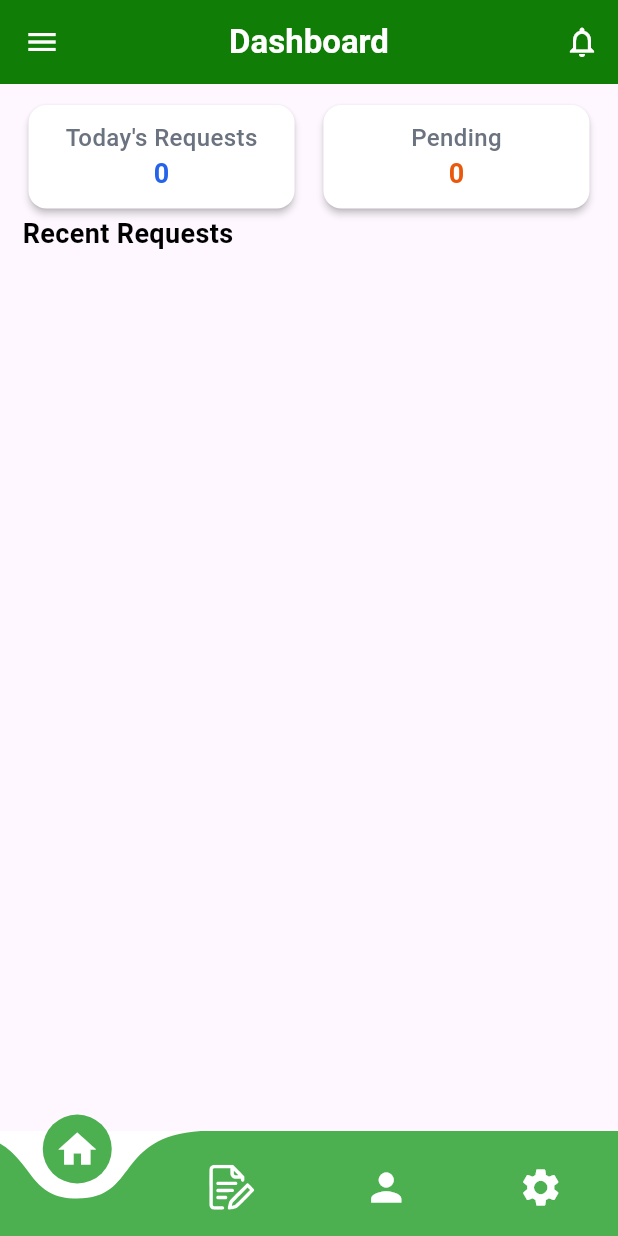
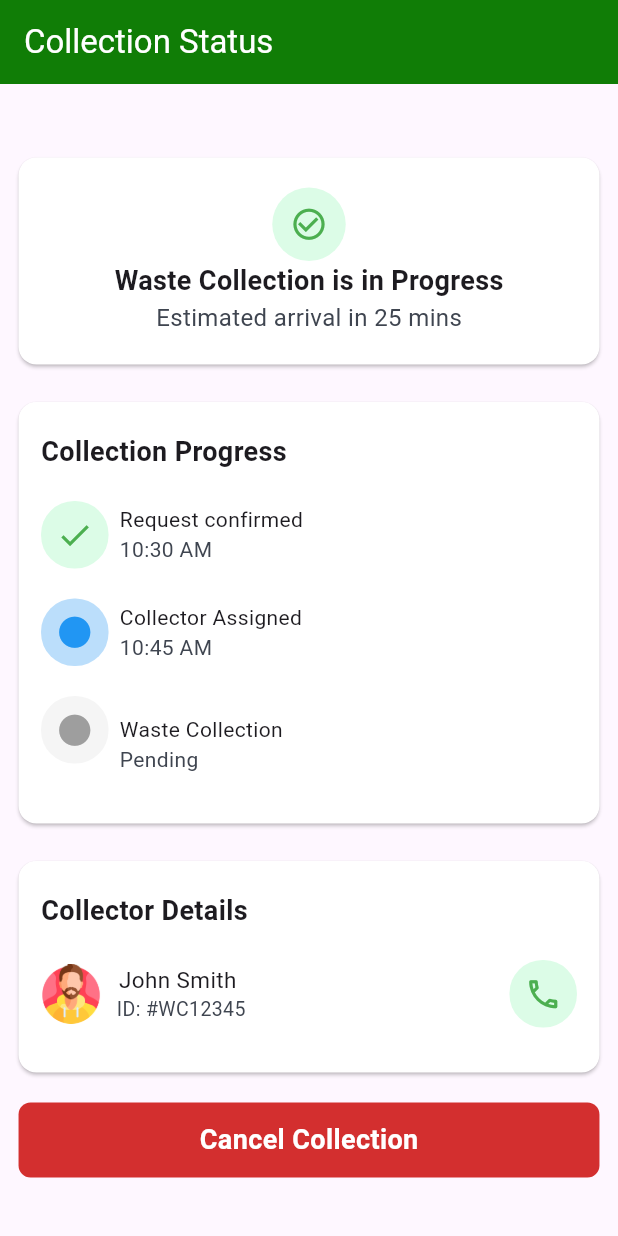
Before and after one commit to rathaurkaushik/smart_clean_admin, a Flutter app: the screen it shows after launch, on a phone screen of 412 x 824 dp. Run offline on Flutter 3.47's test engine with Material 3 defaults, Android fonts, the phone set to English and light mode, and no system bars; drawn by our look-alikes of curved_navigation_bar; our stand-ins replace cloud_firestore, firebase_core, flutter_svg, get; accounts and stored records are empty.

Commit message:
20/04/2025

```diff
--- a/lib/constants/app_color.dart
+++ b/lib/constants/app_color.dart
@@ -5,7 +5,7 @@ class AppColor{
 
   static const appBarColor = Color(0xff107D06);
   static const appWhiteColor = Color(0xffffffff);
-  static const grayTextColor = Color(0xff6b7280);
+  static const grayTextColor = Color(0xff3f4550);
   static const numberHeighlightedColor = Color(0xff2563eb);
   static const warningColor = Color(0xffea580c);
   static const blackColor = Color(0xff000000);
@@ -16,6 +16,7 @@ class AppColor{
   static const acceptBackgroundColor = Color(0xffdcfce7);
   static const completedTextColor = Color(0xff374151);
   static const completeBackgroundColor = Color(0xfff3f4f6);
+  static const bg = Color(0xC8424242);
 
 
 
--- a/lib/main.dart
+++ b/lib/main.dart
@@ -9,6 +9,11 @@ import 'package:smart_clean_admin/view/screens/home/home_screen.dart';
 import 'package:smart_clean_admin/view/screens/profile/profile_screen.dart';
 import 'package:smart_clean_admin/view/screens/request/request_screen.dart';
 import 'package:smart_clean_admin/view/screens/setting/setting_screen.dart';
+
+import 'view/screens/user_panel/location_tracking_screen.dart';
+import 'view/screens/user_panel/user_home_screen.dart';
+import 'view/screens/user_panel/waste_collection_status_screen.dart';
+import 'view/screens/user_panel/waste_verification_screen.dart';
 
 void main() async{
   WidgetsFlutterBinding.ensureInitialized();
@@ -26,6 +31,10 @@ class MyApp extends StatelessWidget {
     return GetMaterialApp(
       debugShowCheckedModeBanner: false,
       title: 'Flutter Demo',
+      // home: UserHomeScreen(),
+      //   home: WasteVerificationScreen(),
+      //   home: LocationTrackingScreen(),
+        home: WasteCollectionStatusScreen(),
       theme: ThemeData(
         primarySwatch: Colors.blue,
         colorScheme: ColorScheme.fromSeed(seedColor: Colors.deepPurple),
--- /dev/null
+++ b/lib/view/screens/user_panel/waste_collection_status_screen.dart
@@ -0,0 +1,176 @@
+import 'package:flutter/material.dart';
+import 'package:get/get.dart';
+
+import '../../../constants/app_color.dart';
+
+class WasteCollectionStatusScreen extends StatelessWidget {
+  const WasteCollectionStatusScreen({super.key});
+
+  @override
+  Widget build(BuildContext context) {
+    return Scaffold(
+      appBar: AppBar(
+        backgroundColor: AppColor.appBarColor,
+        title: Text('Collection Status',style: TextStyle(color: Colors.white)),
+      ),
+      body: Center(
+        child: SingleChildScrollView(
+          scrollDirection: Axis.vertical,
+          child: Column(
+            children: [
+              Card(
+                margin: EdgeInsets.only(top: 25),
+                color: Colors.white,
+                child: Container(
+                  width: Get.width * 0.94,
+                  padding: EdgeInsets.symmetric(vertical: 20,horizontal: 15),
+                  child: Column(
+                    children: [
+                      Container(
+                        padding: EdgeInsets.all(12),
+                        decoration: BoxDecoration(
+                          borderRadius: BorderRadius.circular(25),
+                          color: AppColor.acceptBackgroundColor,
+                        ),
+                        child: Icon(Icons.check_circle_outline,color: Colors.green,size: 25,),
+                      ),
+                      Text('Waste Collection is in Progress',style: TextStyle(fontSize: 18,fontWeight: FontWeight.w700)),
+                      Text('Estimated arrival in 25 mins',style: TextStyle(color: AppColor.grayTextColor,fontSize: 16),)
+                    ],
+                  ),
+                ),
+              ),
+              //------------Collection Progress
+              Card(
+                margin: EdgeInsets.only(top: 25),
+                color: Colors.white,
+                child: Container(
+                  width: Get.width * 0.94,
+                  padding: EdgeInsets.symmetric(vertical: 20,horizontal: 15),
+                  child: Column(
+                    crossAxisAlignment: CrossAxisAlignment.start,
+                    children: [
+                      Text('Collection Progress',style: TextStyle(fontSize: 18,fontWeight: FontWeight.w600)),
+                      SizedBox(height: 20),
+                      Row(children: [
+                        Container(
+                          padding: EdgeInsets.all(10),
+                          decoration: BoxDecoration(
+                            borderRadius: BorderRadius.circular(22),
+                            color: AppColor.acceptBackgroundColor,
+                          ),
+                          child: Icon(Icons.check,color: Colors.green,size: 25,),
+                        ),
+                        Column(
+                          crossAxisAlignment: CrossAxisAlignment.start,
+                          children: [
+                            Text('  Request confirmed'),
+                            Text('  10:30 AM',style: TextStyle(color: AppColor.grayTextColor)),
+                          ],
+                        ),
+                      ]),
+                      SizedBox(height: 20,),
+                      Row(children: [
+                        Container(
+                          padding: EdgeInsets.all(10),
+                          decoration: BoxDecoration(
+                            borderRadius: BorderRadius.circular(22),
+                            color: Colors.blue.shade100,
+                          ),
+                          child: Icon(Icons.circle,color: Colors.blue,size: 25,),
+                        ),
+                        Column(
+                          crossAxisAlignment: CrossAxisAlignment.start,
+                          children: [
+                            Text('  Collector Assigned'),
+                            Text('  10:45 AM',style: TextStyle(color: AppColor.grayTextColor)),
+                          ],
+                        ),
+                      ]),
+                      SizedBox(height: 20,),
+                      Row(children: [
+                        Container(
+                          margin: EdgeInsets.only(bottom: 20),
+                          padding: EdgeInsets.all(10),
+                          decoration: BoxDecoration(
+                            borderRadius: BorderRadius.circular(22),
+                            color: Colors.grey.shade100,
+                          ),
+                          child: Icon(Icons.circle,color: Colors.grey,size: 25,),
+                        ),
+                        Column(
+                          crossAxisAlignment: CrossAxisAlignment.start,
+                          children: [
+                            Text('  Waste Collection'),
+                            Text('  Pending',style: TextStyle(color: AppColor.grayTextColor)),
+                          ],
+                        ),
+                      ]),
+                    ],
+                  ),
+                ),
+              ),
+              Card(
+                margin: EdgeInsets.only(top: 25),
+                color: Colors.white,
+                child: Container(
+                  width: Get.width * 0.94,
+                  padding: EdgeInsets.symmetric(vertical: 20,horizontal: 15),
+                  child: Column(
+                    crossAxisAlignment: CrossAxisAlignment.start,
+                    children: [
+                      Text('Collector Details',style: TextStyle(fontWeight: FontWeight.w600,fontSize: 18)),
+                      SizedBox(height: 20),
+                      Row(
+                        mainAxisAlignment: MainAxisAlignment.spaceBetween,
+                        children: [
+                          Row(
+                            children: [
+                              CircleAvatar(
+                                radius: 20,
+                                backgroundColor: Colors.white,
+                                child: Image(image: AssetImage('assets/images/man.png')),
+                              ),
+                              Column(
+                                  crossAxisAlignment: CrossAxisAlignment.start,
+                                  children: [
+                                    Text('   John Smith',style: TextStyle(fontSize: 15),),
+                                    Text('   ID: #WC12345',style: TextStyle(color: AppColor.grayTextColor,fontSize: 13))
+                                  ]),
+                            ],
+                          ),
+                          Container(
+                            padding: EdgeInsets.all(10),
+                            decoration: BoxDecoration(
+                              borderRadius: BorderRadius.circular(22),
+                              color: AppColor.acceptBackgroundColor,
+                            ),
+                            child: Icon(Icons.phone_outlined,color: Colors.green,size: 25,),
+                          ),
+                        ],
+                      ),
+                      SizedBox(height: 10),
+                    ],
+                  ),
+                ),
+              ),
+
+              //--------------------------cancel collection button
+
+              Container(
+                margin: EdgeInsets.only(top: 20,bottom: 15),
+                width: Get.width * 0.94,
+                padding: EdgeInsets.symmetric(horizontal: 15,vertical: 12),
+                decoration: BoxDecoration(
+                  color: Colors.red.shade700,
+                  borderRadius: BorderRadius.circular(8)
+                ),
+                child: Center(child: Text('Cancel Collection',style: TextStyle(fontSize: 18,fontWeight: FontWeight.bold,color: Colors.white),)),
+              )
+            ],
+          ),
+        ),
+      ),
+    );
+  }
+}
```
Also changed, not shown: lib/view/screens/user_panel/location_tracking_screen.dart (added, +113 -0 lines), lib/view/screens/user_panel/user_home_screen.dart (added, +220 -0 lines), lib/view/screens/user_panel/waste_verification_screen.dart (added, +166 -0 lines), pubspec.lock.
